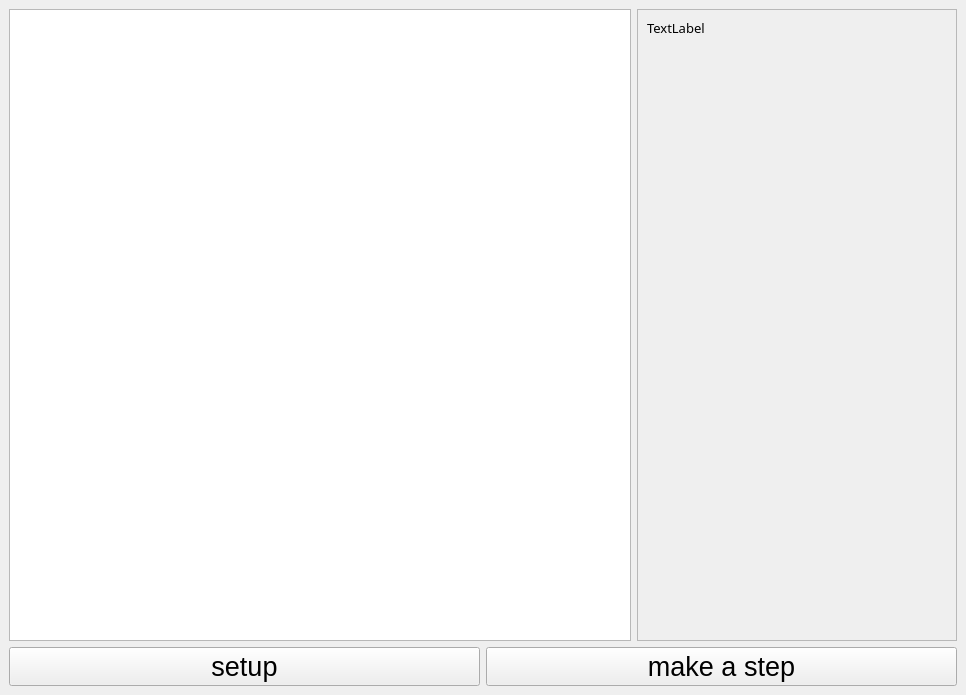
The window that code/Rsc/mainwindow.ui (sufftea/Link-Cut-Treeez) describes before a commit, drawn with Qt 5.
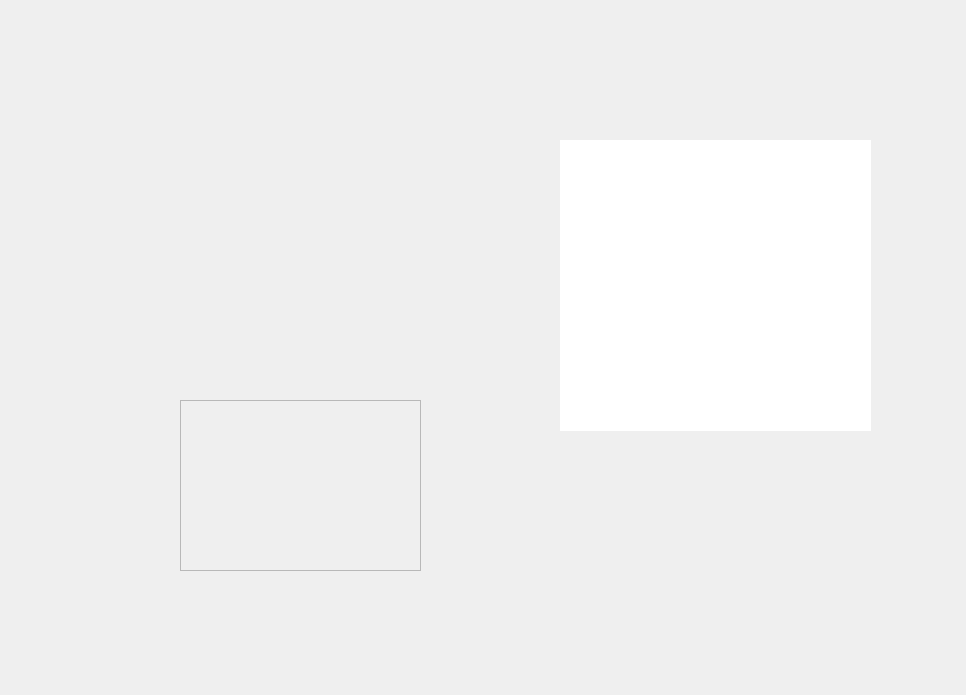
The same window after the commit.

Patch:
```diff
--- a/code/Rsc/mainwindow.ui
+++ b/code/Rsc/mainwindow.ui
@@ -14,108 +14,41 @@
    <string>MainWindow</string>
   </property>
   <widget class="QWidget" name="centralwidget">
-   <layout class="QVBoxLayout" name="verticalLayout">
-    <item>
-     <layout class="QHBoxLayout" name="horizontalLayout_2">
-      <item>
-       <widget class="QGraphicsView" name="graphicsView"/>
-      </item>
-      <item>
-       <widget class="QScrollArea" name="scrollArea">
-        <property name="sizePolicy">
-         <sizepolicy hsizetype="Fixed" vsizetype="Expanding">
-          <horstretch>0</horstretch>
-          <verstretch>0</verstretch>
-         </sizepolicy>
-        </property>
-        <property name="widgetResizable">
-         <bool>true</bool>
-        </property>
-        <widget class="QWidget" name="scrollAreaWidgetContents">
-         <property name="geometry">
-          <rect>
-           <x>0</x>
-           <y>0</y>
-           <width>322</width>
-           <height>611</height>
-          </rect>
-         </property>
-         <layout class="QVBoxLayout" name="verticalLayout_2">
-          <item>
-           <widget class="QLabel" name="labelSequence">
-            <property name="minimumSize">
-             <size>
-              <width>300</width>
-              <height>0</height>
-             </size>
-            </property>
-            <property name="maximumSize">
-             <size>
-              <width>300</width>
-              <height>16777215</height>
-             </size>
-            </property>
-            <property name="font">
-             <font>
-              <family>MS Reference Sans Serif</family>
-              <pointsize>10</pointsize>
-             </font>
-            </property>
-            <property name="text">
-             <string>TextLabel</string>
-            </property>
-            <property name="alignment">
-             <set>Qt::AlignLeading|Qt::AlignLeft|Qt::AlignTop</set>
-            </property>
-           </widget>
-          </item>
-         </layout>
-        </widget>
-       </widget>
-      </item>
-     </layout>
-    </item>
-    <item>
-     <layout class="QHBoxLayout" name="horizontalLayout">
-      <item>
-       <widget class="QPushButton" name="pushButton">
-        <property name="font">
-         <font>
-          <pointsize>20</pointsize>
-         </font>
-        </property>
-        <property name="text">
-         <string>setup</string>
-        </property>
-       </widget>
-      </item>
-      <item>
-       <widget class="QPushButton" name="pushButton_2">
-        <property name="sizePolicy">
-         <sizepolicy hsizetype="Preferred" vsizetype="Fixed">
-          <horstretch>0</horstretch>
-          <verstretch>0</verstretch>
-         </sizepolicy>
-        </property>
-        <property name="minimumSize">
-         <size>
-          <width>0</width>
-          <height>0</height>
-         </size>
-        </property>
-        <property name="font">
-         <font>
-          <pointsize>20</pointsize>
-         </font>
-        </property>
-        <property name="text">
-         <string>make a step</string>
-        </property>
-       </widget>
-      </item>
-     </layout>
-    </item>
-   </layout>
+   <property name="styleSheet">
+    <string notr="true"/>
+   </property>
+   <widget class="QGraphicsView" name="graphicsView">
+    <property name="geometry">
+     <rect>
+      <x>560</x>
+      <y>140</y>
+      <width>311</width>
+      <height>291</height>
+     </rect>
+    </property>
+    <property name="styleSheet">
+     <string notr="true">border: 0;</string>
+    </property>
+   </widget>
+   <widget class="QFrame" name="main_ui_frame">
+    <property name="geometry">
+     <rect>
+      <x>180</x>
+      <y>400</y>
+      <width>241</width>
+      <height>171</height>
+     </rect>
+    </property>
+    <property name="styleSheet">
+     <string notr="true"/>
+    </property>
+    <property name="frameShape">
+     <enum>QFrame::StyledPanel</enum>
+    </property>
+    <property name="frameShadow">
+     <enum>QFrame::Raised</enum>
+    </property>
+   </widget>
   </widget>
  </widget>
  <resources/>
```
